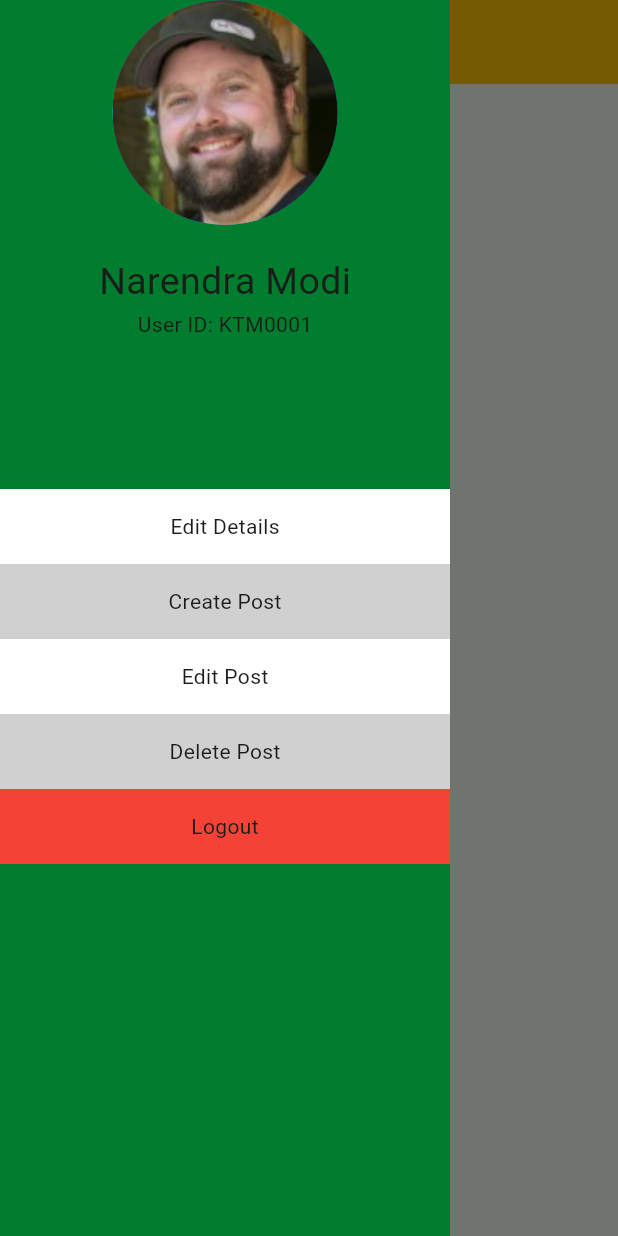
After one commit to umangsthav2/GharSewa, a Flutter app: the screen it shows after launch, with the side drawer open, on a phone screen of 412 x 824 dp. The commit adds this screen. Run offline on Flutter 3.47's test engine with Material 3 defaults, Android fonts, the phone set to English and light mode, and no system bars; our stand-ins replace carousel_slider.

Commit message:
Created drawersettings page

```diff
--- a/gharsewa/lib/main.dart
+++ b/gharsewa/lib/main.dart
@@ -5,6 +5,7 @@ import 'package:gharsewa/screens/LoginScreen.dart';
 import 'package:gharsewa/screens/PostDetail.dart';
 import 'package:gharsewa/screens/SplashScreen.dart';
 import 'package:gharsewa/screens/TestScreen.dart';
+import 'package:gharsewa/screens/DrawerSettings.dart';
 
 import 'package:gharsewa/themes/colors.dart';
 
@@ -19,7 +20,13 @@ class MainApp extends StatelessWidget {
         useMaterial3: true,
       ),
       debugShowCheckedModeBanner: false,
-      home: Scaffold(body:TestScreen()),
+      home: Scaffold(
+        appBar: AppBar(
+        backgroundColor: Colors.amber,
+      ),
+      drawer: UserProfile(),
+        body:TestScreen()
+        ),
     );
   }
 }
--- /dev/null
+++ b/gharsewa/lib/screens/DrawerSettings.dart
@@ -0,0 +1,95 @@
+import 'package:flutter/material.dart';
+import 'package:gharsewa/themes/colors.dart';
+
+class UserProfile extends StatefulWidget {
+  @override
+  State<UserProfile> createState() => ProfileState();
+}
+
+class ProfileState extends State<UserProfile> {
+  @override
+  Widget build(BuildContext bc) {
+    return Container(
+      decoration: BoxDecoration(color: GSColors().green),
+      width: 300,
+      child: Column(
+        children: [
+          CircleAvatar(
+            backgroundColor: Colors.blue,
+            maxRadius: 75,
+            backgroundImage: AssetImage('lib/assets/images/user1.jpg'),
+          ),
+          SizedBox(height: 20),
+          Text("Narendra Modi", style: TextStyle(fontSize: 25)),
+          InkWell(child: Text("User ID: KTM0001"), onTap: () {},),
+          SizedBox(height: 100),
+          InkWell(
+            onTap: () {},
+            child: Container(
+              decoration: BoxDecoration(
+                color: Colors.white,
+                // border: Border.all(color: Colors.black),
+              ),
+              alignment: Alignment.center,
+              width: double.infinity,
+              height: 50,
+              child: Text("Edit Details"),
+            ),
+          ),
+          InkWell(
+            onTap: () {},
+            child: Container(
+              decoration: BoxDecoration(
+                color: const Color.fromARGB(255, 208, 208, 208),
+                // border: Border.all(color: Colors.black),
+              ),
+              alignment: Alignment.center,
+              width: double.infinity,
+              height: 50,
+              child: Text("Create Post"),
+            ),
+          ),
+          InkWell(
+            onTap: () {},
+            child: Container(
+              decoration: BoxDecoration(
+                color: Colors.white,
+                // border: Border.all(color: Colors.black),
+              ),
+              alignment: Alignment.center,
+              width: double.infinity,
+              height: 50,
+              child: Text("Edit Post"),
+            ),
+          ),
+          InkWell(
+            onTap: () {},
+            child: Container(
+              decoration: BoxDecoration(
+                color: const Color.fromARGB(255, 208, 208, 208),
+                // border: Border.all(color: Colors.black),
+              ),
+              alignment: Alignment.center,
+              width: double.infinity,
+              height: 50,
+              child: Text("Delete Post"),
+            ),
+          ),
+          InkWell(
+            onTap: () {},
+            child: Container(
+              decoration: BoxDecoration(
+                color: Colors.red,
+                // border: Border.all(color: Colors.black),
+              ),
+              alignment: Alignment.center,
+              width: double.infinity,
+              height: 50,
+              child: Text("Logout"),
+            ),
+          ),
+        ],
+      ),
+    );
+  }
+}
--- a/gharsewa/lib/screens/SignupScreen.dart
+++ b/gharsewa/lib/screens/SignupScreen.dart
@@ -13,7 +13,6 @@ class SignupScreen extends StatefulWidget {
 class SignupState extends State<SignupScreen> {
   @override
   Widget build(BuildContext bc) {
-
     return Scaffold(
       backgroundColor: GSColors().offwhite,
       body:Center(
@@ -44,7 +43,6 @@ class SignupState extends State<SignupScreen> {
                   },
               ),
             ),
-
             Padding(padding: EdgeInsets.only(top: 20),
             child:InkWell(child: Text("Back to Login"),onTap: () {
               Navigator.pushReplacement(
```
Also changed, not shown: gharsewa/lib/screens/TestScreen.dart (+22 -23 lines), gharsewa/lib/widgets/GSUser.dart (+8 -3 lines).
